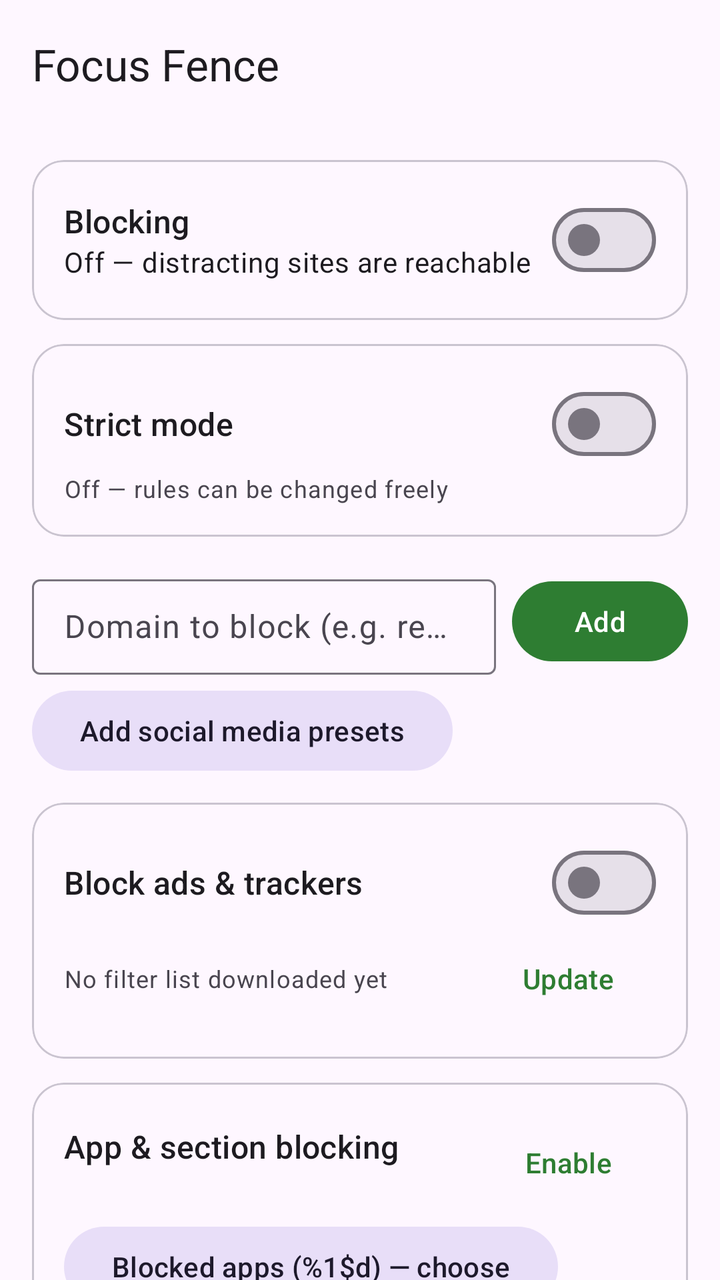
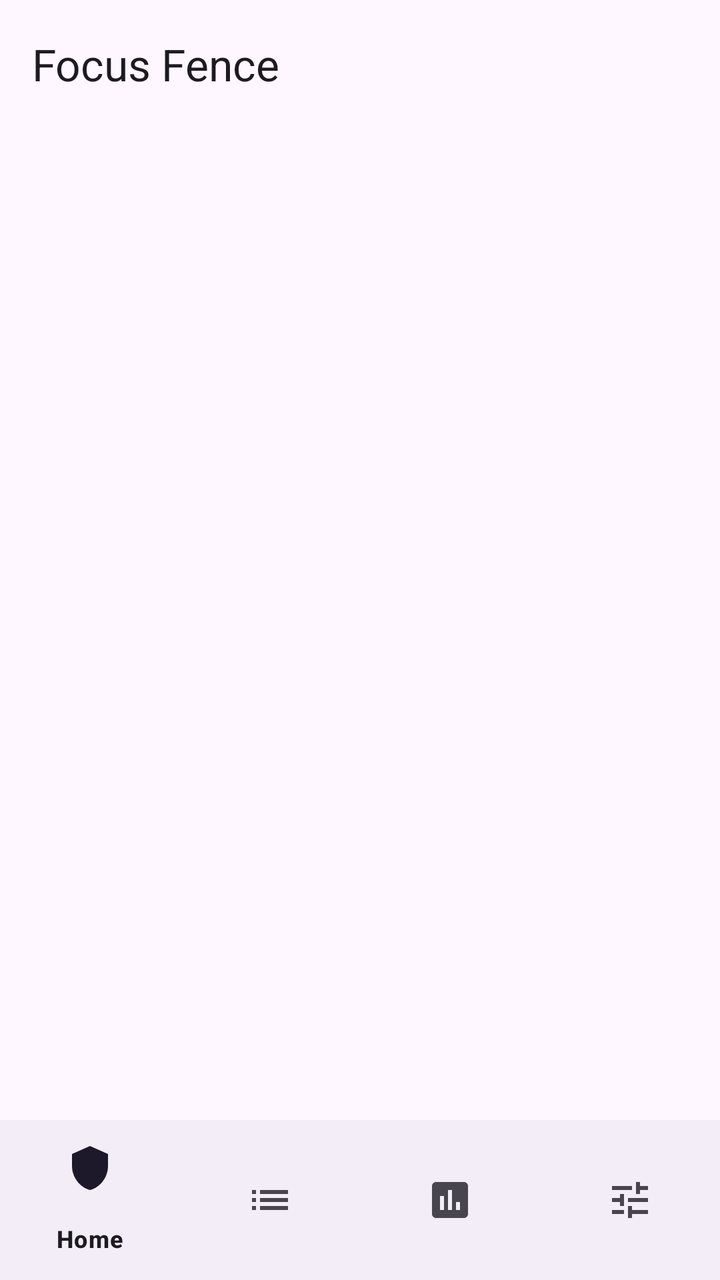

An Android layout rendered at two revisions. The XML below is the earlier revision; the diff shows what the commit changed to produce the second picture.
<!-- AndroidManifest.xml: application theme Theme.FocusFence -->
<!-- res/layout/activity_main.xml -->
<?xml version="1.0" encoding="utf-8"?>
<androidx.coordinatorlayout.widget.CoordinatorLayout
    xmlns:android="http://schemas.android.com/apk/res/android"
    xmlns:app="http://schemas.android.com/apk/res-auto"
    android:layout_width="match_parent"
    android:layout_height="match_parent">

    <com.google.android.material.appbar.AppBarLayout
        android:id="@+id/appBar"
        android:layout_width="match_parent"
        android:layout_height="wrap_content">

        <com.google.android.material.appbar.MaterialToolbar
            android:id="@+id/toolbar"
            android:layout_width="match_parent"
            android:layout_height="?attr/actionBarSize"
            app:title="@string/app_name" />
    </com.google.android.material.appbar.AppBarLayout>

    <androidx.core.widget.NestedScrollView
        android:layout_width="match_parent"
        android:layout_height="match_parent"
        android:fillViewport="true"
        app:layout_behavior="@string/appbar_scrolling_view_behavior">

    <LinearLayout
        android:layout_width="match_parent"
        android:layout_height="wrap_content"
        android:orientation="vertical"
        android:padding="16dp">

        <com.google.android.material.card.MaterialCardView
            android:layout_width="match_parent"
            android:layout_height="wrap_content"
            app:cardCornerRadius="16dp"
            app:contentPadding="16dp">

            <LinearLayout
                android:layout_width="match_parent"
                android:layout_height="wrap_content"
                android:gravity="center_vertical"
                android:orientation="horizontal">

                <LinearLayout
                    android:layout_width="0dp"
                    android:layout_height="wrap_content"
                    android:layout_weight="1"
                    android:orientation="vertical">

                    <TextView
                        android:layout_width="wrap_content"
                        android:layout_height="wrap_content"
                        android:text="@string/blocking_switch_label"
                        android:textAppearance="?attr/textAppearanceTitleMedium" />

                    <TextView
                        android:id="@+id/statusText"
                        android:layout_width="wrap_content"
                        android:layout_height="wrap_content"
                        android:text="@string/status_inactive"
                        android:textAppearance="?attr/textAppearanceBodyMedium" />
                </LinearLayout>

                <com.google.android.material.materialswitch.MaterialSwitch
                    android:id="@+id/vpnSwitch"
                    android:layout_width="wrap_content"
                    android:layout_height="wrap_content" />
            </LinearLayout>
        </com.google.android.material.card.MaterialCardView>

        <com.google.android.material.card.MaterialCardView
            android:layout_width="match_parent"
            android:layout_height="wrap_content"
            android:layout_marginTop="12dp"
            app:cardCornerRadius="16dp"
            app:contentPadding="16dp">

            <LinearLayout
                android:layout_width="match_parent"
                android:layout_height="wrap_content"
                android:orientation="vertical">

                <LinearLayout
                    android:layout_width="match_parent"
                    android:layout_height="wrap_content"
                    android:gravity="center_vertical"
                    android:orientation="horizontal">

                    <TextView
                        android:layout_width="0dp"
                        android:layout_height="wrap_content"
                        android:layout_weight="1"
                        android:text="@string/strict_title"
                        android:textAppearance="?attr/textAppearanceTitleMedium" />

                    <com.google.android.material.materialswitch.MaterialSwitch
                        android:id="@+id/strictSwitch"
                        android:layout_width="wrap_content"
                        android:layout_height="wrap_content" />
                </LinearLayout>

                <LinearLayout
                    android:layout_width="match_parent"
                    android:layout_height="wrap_content"
                    android:gravity="center_vertical"
                    android:orientation="horizontal">

                    <TextView
                        android:id="@+id/strictStatusText"
                        android:layout_width="0dp"
                        android:layout_height="wrap_content"
                        android:layout_weight="1"
                        android:text="@string/strict_off"
                        android:textAppearance="?attr/textAppearanceBodySmall"
                        android:textColor="?android:attr/textColorSecondary" />

                    <Button
                        android:id="@+id/strictActionButton"
                        style="@style/Widget.Material3.Button.TextButton"
                        android:layout_width="wrap_content"
                        android:layout_height="wrap_content"
                        android:text="@string/strict_request_unlock"
                        android:visibility="gone" />
                </LinearLayout>
            </LinearLayout>
        </com.google.android.material.card.MaterialCardView>

        <LinearLayout
            android:layout_width="match_parent"
            android:layout_height="wrap_content"
            android:layout_marginTop="16dp"
            android:gravity="center_vertical"
            android:orientation="horizontal">

            <com.google.android.material.textfield.TextInputLayout
                android:id="@+id/domainInputLayout"
                style="@style/Widget.Material3.TextInputLayout.OutlinedBox.Dense"
                android:layout_width="0dp"
                android:layout_height="wrap_content"
                android:layout_weight="1"
                android:hint="@string/domain_hint">

                <com.google.android.material.textfield.TextInputEditText
                    android:id="@+id/domainInput"
                    android:layout_width="match_parent"
                    android:layout_height="wrap_content"
                    android:imeOptions="actionDone"
                    android:inputType="textUri"
                    android:maxLines="1" />
            </com.google.android.material.textfield.TextInputLayout>

            <Button
                android:id="@+id/addButton"
                android:layout_width="wrap_content"
                android:layout_height="wrap_content"
                android:layout_marginStart="8dp"
                android:text="@string/add_button" />
        </LinearLayout>

        <Button
            android:id="@+id/presetButton"
            style="@style/Widget.Material3.Button.TonalButton"
            android:layout_width="wrap_content"
            android:layout_height="wrap_content"
            android:layout_marginTop="4dp"
            android:text="@string/preset_button" />

        <com.google.android.material.card.MaterialCardView
            android:layout_width="match_parent"
            android:layout_height="wrap_content"
            android:layout_marginTop="12dp"
            app:cardCornerRadius="16dp"
            app:contentPadding="16dp">

            <LinearLayout
                android:layout_width="match_parent"
                android:layout_height="wrap_content"
                android:orientation="vertical">

                <LinearLayout
                    android:layout_width="match_parent"
                    android:layout_height="wrap_content"
                    android:gravity="center_vertical"
                    android:orientation="horizontal">

                    <TextView
                        android:layout_width="0dp"
                        android:layout_height="wrap_content"
                        android:layout_weight="1"
                        android:text="@string/adblock_label"
                        android:textAppearance="?attr/textAppearanceTitleMedium" />

                    <com.google.android.material.materialswitch.MaterialSwitch
                        android:id="@+id/adSwitch"
                        android:layout_width="wrap_content"
                        android:layout_height="wrap_content" />
                </LinearLayout>

                <LinearLayout
                    android:layout_width="match_parent"
                    android:layout_height="wrap_content"
                    android:gravity="center_vertical"
                    android:orientation="horizontal">

                    <TextView
                        android:id="@+id/adStatusText"
                        android:layout_width="0dp"
                        android:layout_height="wrap_content"
                        android:layout_weight="1"
                        android:text="@string/adlist_none"
                        android:textAppearance="?attr/textAppearanceBodySmall"
                        android:textColor="?android:attr/textColorSecondary" />

                    <Button
                        android:id="@+id/adUpdateButton"
                        style="@style/Widget.Material3.Button.TextButton"
                        android:layout_width="wrap_content"
                        android:layout_height="wrap_content"
                        android:text="@string/adlist_update" />
                </LinearLayout>
            </LinearLayout>
        </com.google.android.material.card.MaterialCardView>

        <com.google.android.material.card.MaterialCardView
            android:id="@+id/sectionCard"
            android:layout_width="match_parent"
            android:layout_height="wrap_content"
            android:layout_marginTop="12dp"
            app:cardCornerRadius="16dp"
            app:contentPadding="16dp">

            <LinearLayout
                android:layout_width="match_parent"
                android:layout_height="wrap_content"
                android:orientation="vertical">

                <LinearLayout
                    android:layout_width="match_parent"
                    android:layout_height="wrap_content"
                    android:gravity="center_vertical"
                    android:orientation="horizontal">

                    <LinearLayout
                        android:layout_width="0dp"
                        android:layout_height="wrap_content"
                        android:layout_weight="1"
                        android:orientation="vertical">

                        <TextView
                            android:layout_width="wrap_content"
                            android:layout_height="wrap_content"
                            android:text="@string/section_service_label"
                            android:textAppearance="?attr/textAppearanceTitleMedium" />

                        <TextView
                            android:id="@+id/sectionStatusText"
                            android:layout_width="wrap_content"
                            android:layout_height="wrap_content"
                            android:textAppearance="?attr/textAppearanceBodySmall"
                            android:textColor="?android:attr/textColorSecondary" />
                    </LinearLayout>

                    <Button
                        android:id="@+id/sectionEnableButton"
                        style="@style/Widget.Material3.Button.TextButton"
                        android:layout_width="wrap_content"
                        android:layout_height="wrap_content"
                        android:text="@string/section_enable_button" />
                </LinearLayout>

                <Button
                    android:id="@+id/chooseAppsButton"
                    style="@style/Widget.Material3.Button.TonalButton"
                    android:layout_width="wrap_content"
                    android:layout_height="wrap_content"
                    android:layout_marginTop="4dp"
                    android:text="@string/apps_choose_button" />

                <Button
                    android:id="@+id/excludedAppsButton"
                    style="@style/Widget.Material3.Button.TextButton"
                    android:layout_width="wrap_content"
                    android:layout_height="wrap_content"
                    android:text="@string/excluded_apps_button" />
            </LinearLayout>
        </com.google.android.material.card.MaterialCardView>

        <TextView
            android:layout_width="wrap_content"
            android:layout_height="wrap_content"
            android:layout_marginTop="16dp"
            android:text="@string/blocked_domains_header"
            android:textAppearance="?attr/textAppearanceTitleSmall" />

        <TextView
            android:layout_width="match_parent"
            android:layout_height="wrap_content"
            android:layout_marginTop="2dp"
            android:text="@string/list_hint"
            android:textAppearance="?attr/textAppearanceBodySmall"
            android:textColor="?android:attr/textColorSecondary" />

        <androidx.recyclerview.widget.RecyclerView
            android:id="@+id/domainList"
            android:layout_width="match_parent"
            android:layout_height="wrap_content"
            android:layout_marginTop="8dp"
            android:nestedScrollingEnabled="false"
            app:layoutManager="androidx.recyclerview.widget.LinearLayoutManager" />
    </LinearLayout>
    </androidx.core.widget.NestedScrollView>
</androidx.coordinatorlayout.widget.CoordinatorLayout>
<!-- resources referenced by this layout -->
<resources>
  <string name="adblock_label">Block ads &amp; trackers</string>
  <string name="add_button">Add</string>
  <string name="adlist_none">No filter list downloaded yet</string>
  <string name="adlist_update">Update</string>
  <string name="app_name">Focus Fence</string>
  <string name="apps_choose_button">Blocked apps (%1$d) — choose</string>
  <string name="blocked_domains_header">Blocked domains</string>
  <string name="blocking_switch_label">Blocking</string>
  <string name="domain_hint">Domain to block (e.g. reddit.com)</string>
  <string name="excluded_apps_button">VPN exclusions (%1$d)</string>
  <string name="list_hint">Tap a domain to choose how it\'s blocked: always, on a schedule, with a daily limit, or allowing only some sections.</string>
  <string name="preset_button">Add social media presets</string>
  <string name="section_enable_button">Enable</string>
  <string name="section_service_label">App &amp; section blocking</string>
  <string name="status_inactive">Off — distracting sites are reachable</string>
  <string name="strict_off">Off — rules can be changed freely</string>
  <string name="strict_request_unlock">Request unlock</string>
  <string name="strict_title">Strict mode</string>
  <style name="Theme.FocusFence" parent="Theme.Material3.DayNight.NoActionBar">
          <item name="colorPrimary">@color/brand_primary</item>
      </style>
  <color name="brand_primary">#2E7D32</color>
</resources>

<!-- the commit's change to res/layout/activity_main.xml (unified diff, before → after) -->
@@ -1,12 +1,11 @@
 <?xml version="1.0" encoding="utf-8"?>
-<androidx.coordinatorlayout.widget.CoordinatorLayout
-    xmlns:android="http://schemas.android.com/apk/res/android"
+<LinearLayout xmlns:android="http://schemas.android.com/apk/res/android"
     xmlns:app="http://schemas.android.com/apk/res-auto"
     android:layout_width="match_parent"
-    android:layout_height="match_parent">
+    android:layout_height="match_parent"
+    android:orientation="vertical">
 
     <com.google.android.material.appbar.AppBarLayout
-        android:id="@+id/appBar"
         android:layout_width="match_parent"
         android:layout_height="wrap_content">
 
@@ -17,296 +16,15 @@
             app:title="@string/app_name" />
     </com.google.android.material.appbar.AppBarLayout>
 
-    <androidx.core.widget.NestedScrollView
+    <FrameLayout
+        android:id="@+id/fragmentContainer"
         android:layout_width="match_parent"
-        android:layout_height="match_parent"
-        android:fillViewport="true"
-        app:layout_behavior="@string/appbar_scrolling_view_behavior">
+        android:layout_height="0dp"
+        android:layout_weight="1" />
 
-    <LinearLayout
+    <com.google.android.material.bottomnavigation.BottomNavigationView
+        android:id="@+id/bottomNav"
         android:layout_width="match_parent"
         android:layout_height="wrap_content"
-        android:orientation="vertical"
-        android:padding="16dp">
-
-        <com.google.android.material.card.MaterialCardView
-            android:layout_width="match_parent"
-            android:layout_height="wrap_content"
-            app:cardCornerRadius="16dp"
-            app:contentPadding="16dp">
-
-            <LinearLayout
-                android:layout_width="match_parent"
-                android:layout_height="wrap_content"
-                android:gravity="center_vertical"
-                android:orientation="horizontal">
-
-                <LinearLayout
-                    android:layout_width="0dp"
-                    android:layout_height="wrap_content"
-                    android:layout_weight="1"
-                    android:orientation="vertical">
-
-                    <TextView
-                        android:layout_width="wrap_content"
-                        android:layout_height="wrap_content"
-                        android:text="@string/blocking_switch_label"
-                        android:textAppearance="?attr/textAppearanceTitleMedium" />
-
-                    <TextView
-                        android:id="@+id/statusText"
-                        android:layout_width="wrap_content"
-                        android:layout_height="wrap_content"
-                        android:text="@string/status_inactive"
-                        android:textAppearance="?attr/textAppearanceBodyMedium" />
-                </LinearLayout>
-
-                <com.google.android.material.materialswitch.MaterialSwitch
-                    android:id="@+id/vpnSwitch"
-                    android:layout_width="wrap_content"
-                    android:layout_height="wrap_content" />
-            </LinearLayout>
-        </com.google.android.material.card.MaterialCardView>
-
-        <com.google.android.material.card.MaterialCardView
-            android:layout_width="match_parent"
-            android:layout_height="wrap_content"
-            android:layout_marginTop="12dp"
-            app:cardCornerRadius="16dp"
-            app:contentPadding="16dp">
-
-            <LinearLayout
-                android:layout_width="match_parent"
-                android:layout_height="wrap_content"
-                android:orientation="vertical">
-
-                <LinearLayout
-                    android:layout_width="match_parent"
-                    android:layout_height="wrap_content"
-                    android:gravity="center_vertical"
-                    android:orientation="horizontal">
-
-                    <TextView
-                        android:layout_width="0dp"
-                        android:layout_height="wrap_content"
-                        android:layout_weight="1"
-                        android:text="@string/strict_title"
-                        android:textAppearance="?attr/textAppearanceTitleMedium" />
-
-                    <com.google.android.material.materialswitch.MaterialSwitch
-                        android:id="@+id/strictSwitch"
-                        android:layout_width="wrap_content"
-                        android:layout_height="wrap_content" />
-                </LinearLayout>
-
-                <LinearLayout
-                    android:layout_width="match_parent"
-                    android:layout_height="wrap_content"
-                    android:gravity="center_vertical"
-                    android:orientation="horizontal">
-
-                    <TextView
-                        android:id="@+id/strictStatusText"
-                        android:layout_width="0dp"
-                        android:layout_height="wrap_content"
-                        android:layout_weight="1"
-                        android:text="@string/strict_off"
-                        android:textAppearance="?attr/textAppearanceBodySmall"
-                        android:textColor="?android:attr/textColorSecondary" />
-
-                    <Button
-                        android:id="@+id/strictActionButton"
-                        style="@style/Widget.Material3.Button.TextButton"
-                        android:layout_width="wrap_content"
-                        android:layout_height="wrap_content"
-                        android:text="@string/strict_request_unlock"
-                        android:visibility="gone" />
-                </LinearLayout>
-            </LinearLayout>
-        </com.google.android.material.card.MaterialCardView>
-
-        <LinearLayout
-            android:layout_width="match_parent"
-            android:layout_height="wrap_content"
-            android:layout_marginTop="16dp"
-            android:gravity="center_vertical"
-            android:orientation="horizontal">
-
-            <com.google.android.material.textfield.TextInputLayout
-                android:id="@+id/domainInputLayout"
-                style="@style/Widget.Material3.TextInputLayout.OutlinedBox.Dense"
-                android:layout_width="0dp"
-                android:layout_height="wrap_content"
-                android:layout_weight="1"
-                android:hint="@string/domain_hint">
-
-                <com.google.android.material.textfield.TextInputEditText
-                    android:id="@+id/domainInput"
-                    android:layout_width="match_parent"
-                    android:layout_height="wrap_content"
-                    android:imeOptions="actionDone"
-                    android:inputType="textUri"
-                    android:maxLines="1" />
-            </com.google.android.material.textfield.TextInputLayout>
-
-            <Button
-                android:id="@+id/addButton"
-                android:layout_width="wrap_content"
-                android:layout_height="wrap_content"
-                android:layout_marginStart="8dp"
-                android:text="@string/add_button" />
-        </LinearLayout>
-
-        <Button
-            android:id="@+id/presetButton"
-            style="@style/Widget.Material3.Button.TonalButton"
-            android:layout_width="wrap_content"
-            android:layout_height="wrap_content"
-            android:layout_marginTop="4dp"
-            android:text="@string/preset_button" />
-
-        <com.google.android.material.card.MaterialCardView
-            android:layout_width="match_parent"
-            android:layout_height="wrap_content"
-            android:layout_marginTop="12dp"
-            app:cardCornerRadius="16dp"
-            app:contentPadding="16dp">
-
-            <LinearLayout
-                android:layout_width="match_parent"
-                android:layout_height="wrap_content"
-                android:orientation="vertical">
-
-                <LinearLayout
-                    android:layout_width="match_parent"
-                    android:layout_height="wrap_content"
-                    android:gravity="center_vertical"
-                    android:orientation="horizontal">
-
-                    <TextView
-                        android:layout_width="0dp"
-                        android:layout_height="wrap_content"
-                        android:layout_weight="1"
-                        android:text="@string/adblock_label"
-                        android:textAppearance="?attr/textAppearanceTitleMedium" />
-
-                    <com.google.android.material.materialswitch.MaterialSwitch
-                        android:id="@+id/adSwitch"
-                        android:layout_width="wrap_content"
-                        android:layout_height="wrap_content" />
-                </LinearLayout>
-
-                <LinearLayout
-                    android:layout_width="match_parent"
-                    android:layout_height="wrap_content"
-                    android:gravity="center_vertical"
-                    android:orientation="horizontal">
-
-                    <TextView
-                        android:id="@+id/adStatusText"
-                        android:layout_width="0dp"
-                        android:layout_height="wrap_content"
-                        android:layout_weight="1"
-                        android:text="@string/adlist_none"
-                        android:textAppearance="?attr/textAppearanceBodySmall"
-                        android:textColor="?android:attr/textColorSecondary" />
-
-                    <Button
-                        android:id="@+id/adUpdateButton"
-                        style="@style/Widget.Material3.Button.TextButton"
-                        android:layout_width="wrap_content"
-                        android:layout_height="wrap_content"
-                        android:text="@string/adlist_update" />
-                </LinearLayout>
-            </LinearLayout>
-        </com.google.android.material.card.MaterialCardView>
-
-        <com.google.android.material.card.MaterialCardView
-            android:id="@+id/sectionCard"
-            android:layout_width="match_parent"
-            android:layout_height="wrap_content"
-            android:layout_marginTop="12dp"
-            app:cardCornerRadius="16dp"
-            app:contentPadding="16dp">
-
-            <LinearLayout
-                android:layout_width="match_parent"
-                android:layout_height="wrap_content"
-                android:orientation="vertical">
-
-                <LinearLayout
-                    android:layout_width="match_parent"
-                    android:layout_height="wrap_content"
-                    android:gravity="center_vertical"
-                    android:orientation="horizontal">
-
-                    <LinearLayout
-                        android:layout_width="0dp"
-                        android:layout_height="wrap_content"
-                        android:layout_weight="1"
-                        android:orientation="vertical">
-
-                        <TextView
-                            android:layout_width="wrap_content"
-                            android:layout_height="wrap_content"
-                            android:text="@string/section_service_label"
-                            android:textAppearance="?attr/textAppearanceTitleMedium" />
-
-                        <TextView
-                            android:id="@+id/sectionStatusText"
-                            android:layout_width="wrap_content"
-                            android:layout_height="wrap_content"
-                            android:textAppearance="?attr/textAppearanceBodySmall"
-                            android:textColor="?android:attr/textColorSecondary" />
-                    </LinearLayout>
-
-                    <Button
-                        android:id="@+id/sectionEnableButton"
-                        style="@style/Widget.Material3.Button.TextButton"
-                        android:layout_width="wrap_content"
-                        android:layout_height="wrap_content"
-                        android:text="@string/section_enable_button" />
-                </LinearLayout>
-
-                <Button
-                    android:id="@+id/chooseAppsButton"
-                    style="@style/Widget.Material3.Button.TonalButton"
-                    android:layout_width="wrap_content"
-                    android:layout_height="wrap_content"
-                    android:layout_marginTop="4dp"
-                    android:text="@string/apps_choose_button" />
-
-                <Button
-                    android:id="@+id/excludedAppsButton"
-                    style="@style/Widget.Material3.Button.TextButton"
-                    android:layout_width="wrap_content"
-                    android:layout_height="wrap_content"
-                    android:text="@string/excluded_apps_button" />
-            </LinearLayout>
-        </com.google.android.material.card.MaterialCardView>
-
-        <TextView
-            android:layout_width="wrap_content"
-            android:layout_height="wrap_content"
-            android:layout_marginTop="16dp"
-            android:text="@string/blocked_domains_header"
-            android:textAppearance="?attr/textAppearanceTitleSmall" />
-
-        <TextView
-            android:layout_width="match_parent"
-            android:layout_height="wrap_content"
-            android:layout_marginTop="2dp"
-            android:text="@string/list_hint"
-            android:textAppearance="?attr/textAppearanceBodySmall"
-            android:textColor="?android:attr/textColorSecondary" />
-
-        <androidx.recyclerview.widget.RecyclerView
-            android:id="@+id/domainList"
-            android:layout_width="match_parent"
-            android:layout_height="wrap_content"
-            android:layout_marginTop="8dp"
-            android:nestedScrollingEnabled="false"
-            app:layoutManager="androidx.recyclerview.widget.LinearLayoutManager" />
-    </LinearLayout>
-    </androidx.core.widget.NestedScrollView>
-</androidx.coordinatorlayout.widget.CoordinatorLayout>
+        app:menu="@menu/menu_bottom_nav" />
+</LinearLayout>
<!-- resource entries referenced after the edit -->
@@ -1,23 +1,6 @@
 <!-- resources referenced by this layout -->
 <resources>
-  <string name="adblock_label">Block ads &amp; trackers</string>
-  <string name="add_button">Add</string>
-  <string name="adlist_none">No filter list downloaded yet</string>
-  <string name="adlist_update">Update</string>
   <string name="app_name">Focus Fence</string>
-  <string name="apps_choose_button">Blocked apps (%1$d) — choose</string>
-  <string name="blocked_domains_header">Blocked domains</string>
-  <string name="blocking_switch_label">Blocking</string>
-  <string name="domain_hint">Domain to block (e.g. reddit.com)</string>
-  <string name="excluded_apps_button">VPN exclusions (%1$d)</string>
-  <string name="list_hint">Tap a domain to choose how it\'s blocked: always, on a schedule, with a daily limit, or allowing only some sections.</string>
-  <string name="preset_button">Add social media presets</string>
-  <string name="section_enable_button">Enable</string>
-  <string name="section_service_label">App &amp; section blocking</string>
-  <string name="status_inactive">Off — distracting sites are reachable</string>
-  <string name="strict_off">Off — rules can be changed freely</string>
-  <string name="strict_request_unlock">Request unlock</string>
-  <string name="strict_title">Strict mode</string>
   <style name="Theme.FocusFence" parent="Theme.Material3.DayNight.NoActionBar">
           <item name="colorPrimary">@color/brand_primary</item>
       </style>
